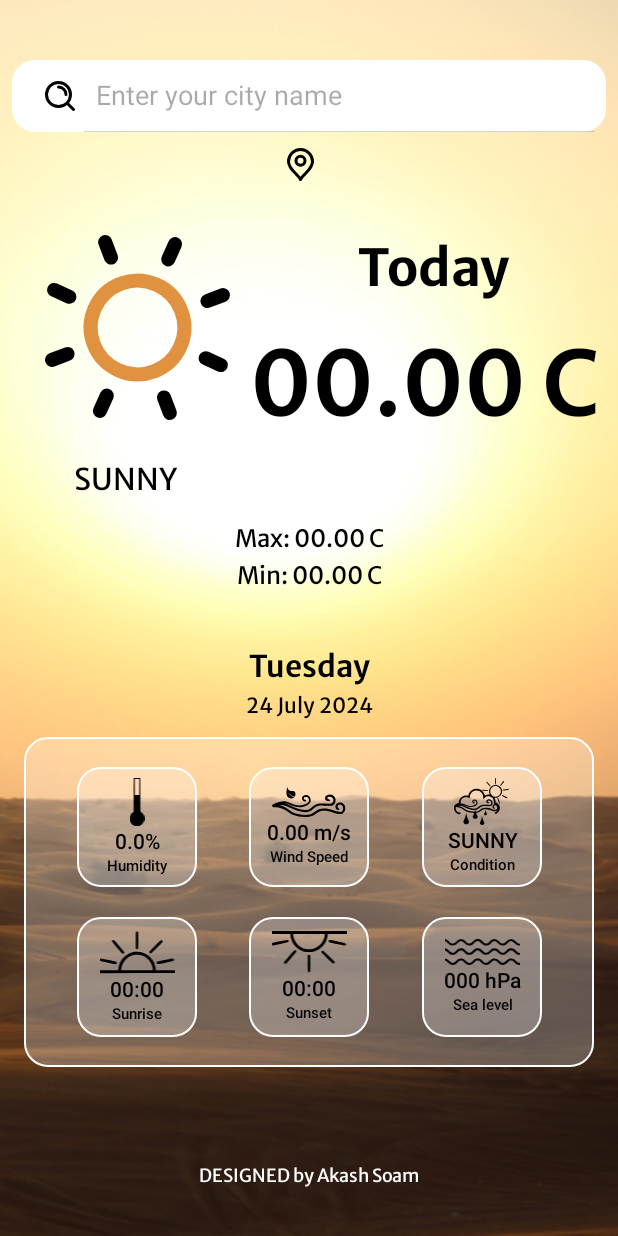
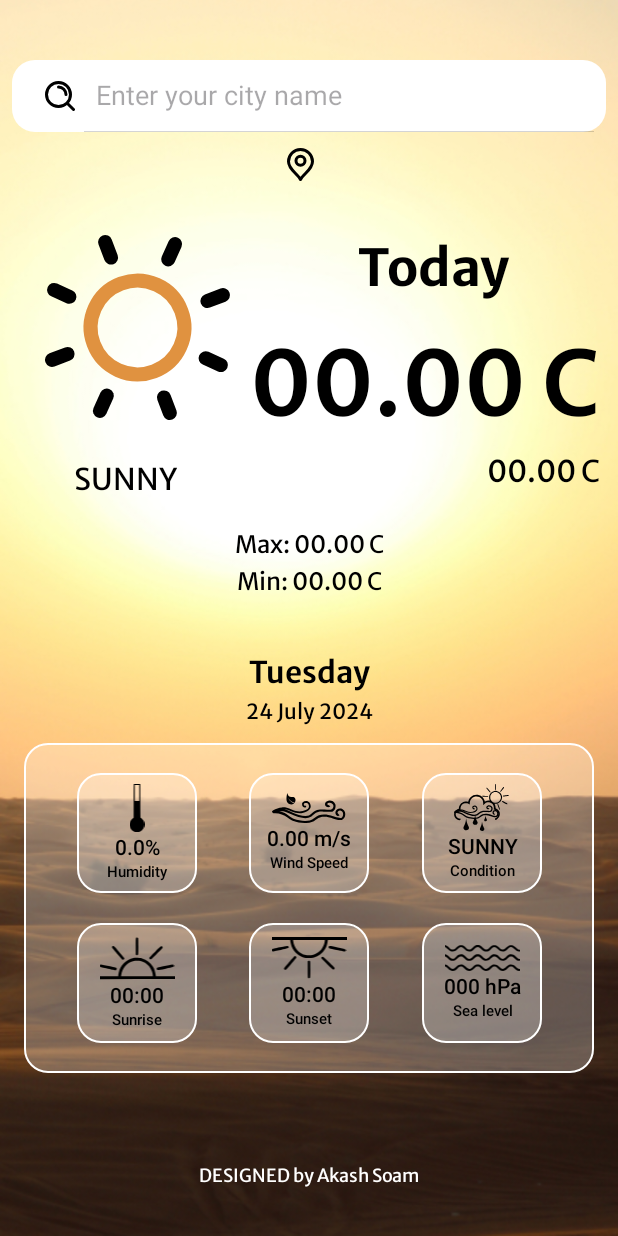
Before and after one commit to soam1/Weather, an Android app: the layout activity_main.xml on its own in the app's theme, with its tools: preview values and no code run, on a phone screen of 412 x 824 dp. Run offline under Robolectric (Android 15) with nearby library versions, the phone set to English and light mode, and no system bars.

Commit message:
feels like

```diff
--- a/app/src/main/java/com/example/weatherappkotlin/MainActivity.kt
+++ b/app/src/main/java/com/example/weatherappkotlin/MainActivity.kt
@@ -70,6 +70,7 @@ class MainActivity : AppCompatActivity() {
                     val condition = weatherDataResponseBody.weather[0].main
                     val maxTemp = weatherDataResponseBody.main.temp_max.toString()
                     val minTemp = weatherDataResponseBody.main.temp_min.toString()
+                    val feelsLike = weatherDataResponseBody.main.feels_like.toString()
 
 
 //                    Log.d("tag", "Temperature: $temperature")
@@ -77,6 +78,7 @@ class MainActivity : AppCompatActivity() {
                     binding.weather.text = condition
                     binding.max.text = "Max: $maxTemp °C"
                     binding.min.text = "Min: $minTemp °C"
+                    binding.feelslike.text = "feels like: $feelsLike °C"
                     binding.humidity.text = "$humidity %"
                     binding.sea.text = "$seaLevel hPa"
                     binding.windspeed.text = "$windSpeed m/s"
--- a/app/src/main/res/layout/activity_main.xml
+++ b/app/src/main/res/layout/activity_main.xml
@@ -16,9 +16,9 @@
         android:layout_marginStart="8dp"
         android:layout_marginTop="40dp"
         android:layout_marginEnd="8dp"
-        android:inputType="textCapWords"
         android:background="@drawable/searchviewshape"
         android:iconifiedByDefault="false"
+        android:inputType="textCapWords"
         android:queryHint="Enter your city name"
         android:searchIcon="@drawable/search"
         android:textColor="@color/black"
@@ -69,7 +69,7 @@
         android:id="@+id/max"
         android:layout_width="wrap_content"
         android:layout_height="wrap_content"
-        android:layout_marginTop="12dp"
+        android:layout_marginTop="16dp"
         android:fontFamily="@font/merriweathersans_regular"
         android:text="Max: 00.00 C"
         android:textColor="@color/black"
@@ -77,6 +77,18 @@
         app:layout_constraintEnd_toEndOf="parent"
         app:layout_constraintStart_toStartOf="parent"
         app:layout_constraintTop_toBottomOf="@+id/weather" />
+
+    <TextView
+        android:id="@+id/feelslike"
+        android:layout_width="wrap_content"
+        android:layout_height="wrap_content"
+        android:layout_marginEnd="12dp"
+        android:fontFamily="@font/merriweathersans_regular"
+        android:text="00.00 C"
+        android:textColor="@color/black"
+        android:textSize="20sp"
+        app:layout_constraintEnd_toEndOf="parent"
+        app:layout_constraintTop_toBottomOf="@+id/temp" />
 
     <TextView
         android:id="@+id/min"
```
